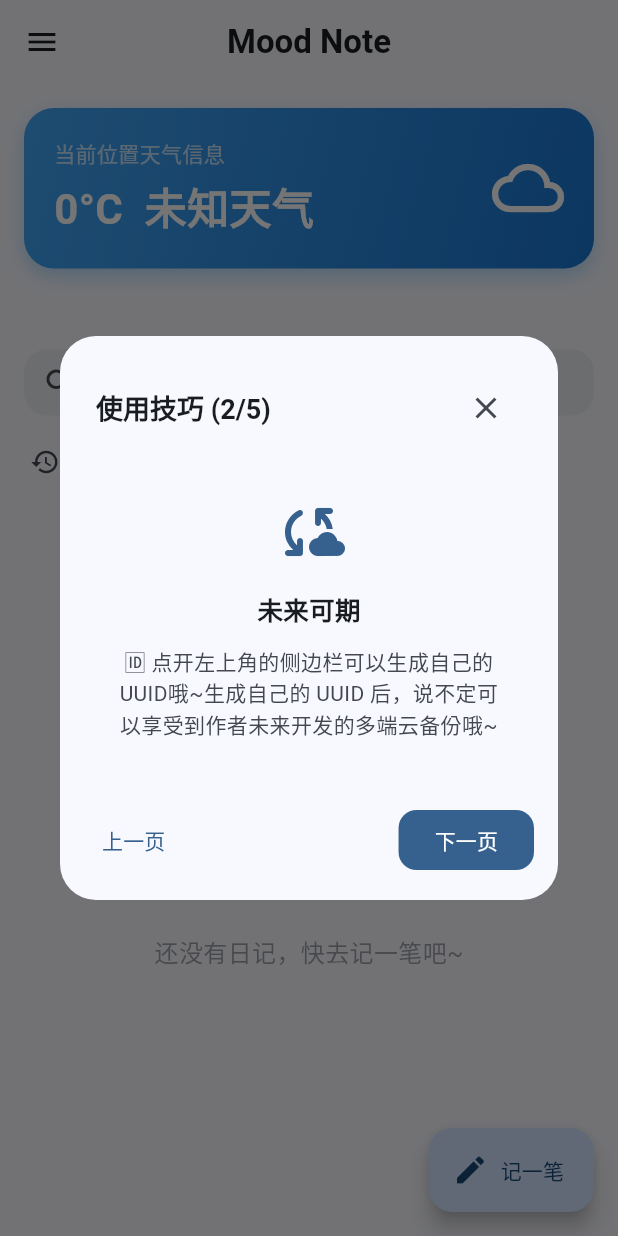
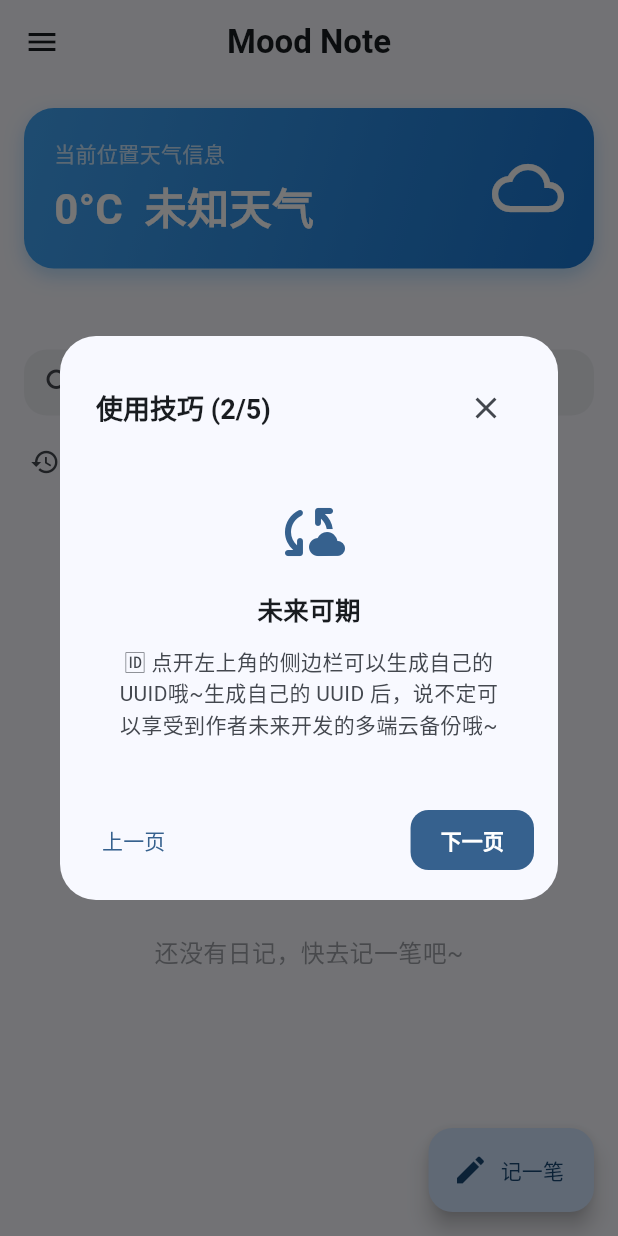
Before and after one commit to MT-Y-TM/mood_note, a Flutter app: the screen it shows after launch, after a tap on "下一页", on a phone screen of 412 x 824 dp. Run offline on Flutter 3.47's test engine with Material 3 defaults, Android fonts, the phone set to English and light mode, and no system bars; our stand-ins replace dio, file_picker, shared_preferences, sqflite; accounts and stored records are empty; network calls fail.

Commit message:
fix: resolve tutorial dialog loop and improve animation performance

```diff
--- a/lib/pages/main/main_page.dart
+++ b/lib/pages/main/main_page.dart
@@ -5,6 +5,7 @@ import 'package:mood_note/component/main_page/main_drawer.dart';
 import 'package:mood_note/component/main_page/search_bar_delegate.dart';
 import 'package:mood_note/utils/tutorial_dialog.dart';
 import 'package:provider/provider.dart';
+import 'package:shared_preferences/shared_preferences.dart';
 import '../../providers/diary_provider.dart';
 import '../../component/main_page/weather_header.dart';
 import '../../component/main_page/diary_search_bar.dart';
@@ -29,9 +30,25 @@ class _MainPageState extends State<MainPage> {
       context.read<DiaryProvider>().updateWeatherByLocation();
 
       //检查是否第一次运行，如果是则弹出引导
-      TutorialDialog.show(context);
+      _checkFirstSeen();
     });
   }
+
+  Future<void> _checkFirstSeen() async {
+  final prefs = await SharedPreferences.getInstance();
+  // 读取标记位，如果没读到（null）说明是第一次，默认返回 true
+  bool isFirstTime = prefs.getBool('has_seen_tutorial') ?? true;
+
+  if (isFirstTime && mounted) {
+    // 弹出引导
+    TutorialDialog.show(context);
+    // 这里其实有两种策略：
+    // A. 只要弹出来就算看过（在这里直接 setBool）
+    // B. 用户点完“开始使用”才算看过（在 Dialog 里 setBool）
+    // 我们建议在这里先标记，确保即使 Dialog 异常关闭也不会导致死循环弹窗
+    await prefs.setBool('has_seen_tutorial', false);
+  }
+}
 
   void _onScroll() {
     if (_scrollController.offset > 300 && !_showBackToTop) {
--- a/lib/utils/tutorial_dialog.dart
+++ b/lib/utils/tutorial_dialog.dart
@@ -89,28 +89,44 @@ class TutorialDialog {
             actions: [
               Row(
                 children: [
-                  TextButton(
-                    onPressed: currentIndex == 0
-                        ? null
-                        : () => pageController.previousPage(
+                  //使用 AnimatedOpacity 实现平滑隐身
+                  AnimatedSwitcher(
+                    duration: const Duration(milliseconds: 300),
+                    transitionBuilder:
+                        (Widget child, Animation<double> animation) {
+                          return FadeTransition(
+                            opacity: animation,
+                            child: ScaleTransition(
+                              scale: animation,
+                              child: child,
+                            ),
+                          );
+                        },
+                    // 当 index 为 0 时，展示一个空的 SizedBox，否则展示按钮
+                    child: currentIndex == 0
+                        ? const SizedBox.shrink(key: ValueKey('empty')) // 占位空组件
+                        : TextButton(
+                            key: const ValueKey(
+                              'prev_button',
+                            ),
+                            onPressed: () => pageController.previousPage(
                               duration: const Duration(milliseconds: 300),
                               curve: Curves.easeInOut,
                             ),
                             child: Text(
                               "上一页",
-                      style: TextStyle(
-                        color: currentIndex == 0
-                            ? colorScheme.outline
-                            : colorScheme.primary,
+                              style: TextStyle(color: colorScheme.primary),
                             ),
                           ),
                   ),
                   const Spacer(),
                   ElevatedButton(
                     style: ElevatedButton.styleFrom(
-                      // 使用主题主色调
                       backgroundColor: colorScheme.primary,
                       foregroundColor: colorScheme.onPrimary,
+                      padding: const EdgeInsets.symmetric(
+                        horizontal: 20,
+                      ), // 保持内边距
                       shape: RoundedRectangleBorder(
                         borderRadius: BorderRadius.circular(12),
                       ),
@@ -122,11 +138,28 @@ class TutorialDialog {
                             duration: const Duration(milliseconds: 300),
                             curve: Curves.easeInOut,
                           ),
+                    child: AnimatedSize(
+                      // 让按钮宽度随内容平滑伸缩
+                      duration: const Duration(milliseconds: 300),
+                      curve: Curves.easeInOut,
                       child: AnimatedSwitcher(
-                      duration: const Duration(milliseconds: 200),
+                        duration: const Duration(milliseconds: 300),
+                        // 自定义过渡效果：不仅有淡入，还有缩放
+                        transitionBuilder:
+                            (Widget child, Animation<double> animation) {
+                              return FadeTransition(
+                                opacity: animation,
+                                child: ScaleTransition(
+                                  scale: animation, // 增加缩放动画
+                                  child: child,
+                                ),
+                              );
+                            },
                         child: Text(
                           isLastPage ? "开始使用" : "下一页",
                           key: ValueKey<bool>(isLastPage),
+                          style: const TextStyle(fontWeight: FontWeight.bold),
+                        ),
                       ),
                     ),
                   ),
```
Lines whose indentation alone changed are shown as unchanged.
